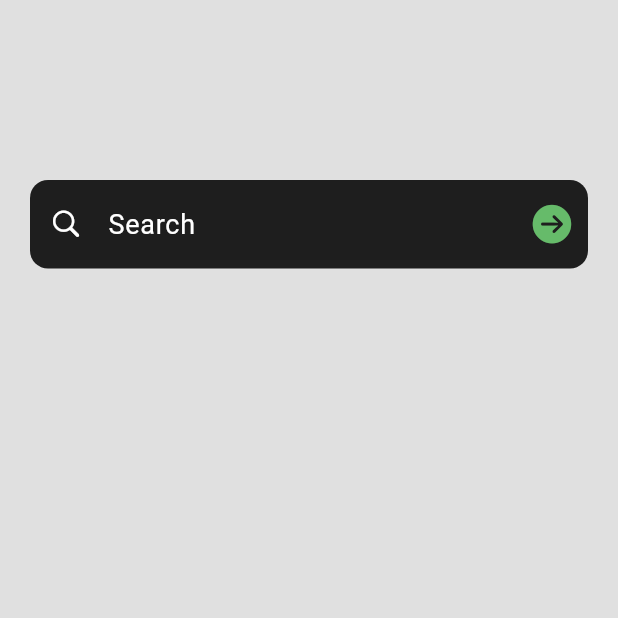
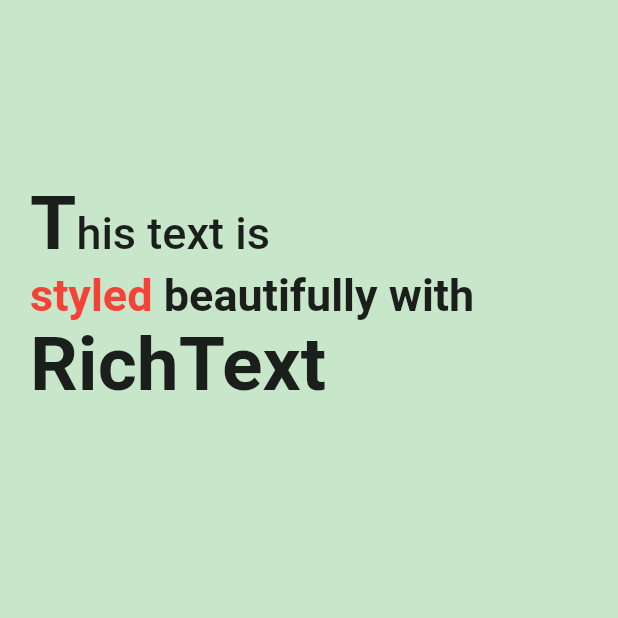
Before and after one commit to JunaidJameel/flutter_widgets, a Flutter app: the screen it shows after launch, on a phone screen of 412 x 824 dp, the top half of it. Run offline on Flutter 3.47's test engine with Material 3 defaults, Android fonts, the phone set to English and light mode, and no system bars.

Commit message:
RichText Widget

```diff
--- a/lib/home.dart
+++ b/lib/home.dart
@@ -1,5 +1,5 @@
 import 'package:flutter/material.dart';
-import 'package:flutter_widgets/widgets/textfield_widget_17.dart';
+import 'package:flutter_widgets/widgets/richText_widget_18.dart';
 
 class HomeView extends StatelessWidget {
   const HomeView({super.key});
@@ -7,15 +7,15 @@ class HomeView extends StatelessWidget {
   @override
   Widget build(BuildContext context) {
     return Scaffold(
-      backgroundColor: Colors.grey[300],
+      backgroundColor: Colors.green[100],
       body: Padding(
         padding: const EdgeInsets.symmetric(horizontal: 20.0, vertical: 120),
         child: SafeArea(
             bottom: false,
             child: Column(
               mainAxisAlignment: MainAxisAlignment.start,
-              crossAxisAlignment: CrossAxisAlignment.center,
-              children: [TextFieldWidget(), Row()],
+              crossAxisAlignment: CrossAxisAlignment.start,
+              children: [RichTextWidget(), Row()],
             )),
       ),
     );
--- /dev/null
+++ b/lib/widgets/richText_widget_18.dart
@@ -0,0 +1,37 @@
+import 'package:flutter/material.dart';
+
+class RichTextWidget extends StatelessWidget {
+  const RichTextWidget({super.key});
+
+  @override
+  Widget build(BuildContext context) {
+    return RichText(
+      text: TextSpan(
+          style: TextStyle(
+              fontSize: 30, fontWeight: FontWeight.w500, color: Colors.black87),
+          children: [
+            TextSpan(
+              text: 'T',
+              style: TextStyle(fontSize: 50, fontWeight: FontWeight.bold),
+            ),
+            TextSpan(
+              text: 'his text is',
+              style: TextStyle(fontSize: 30),
+            ),
+            TextSpan(
+              text: '\nstyled ',
+              style: TextStyle(
+                  fontSize: 30, color: Colors.red, fontWeight: FontWeight.w600),
+            ),
+            TextSpan(
+              text: 'beautifully with',
+              style: TextStyle(fontSize: 30, fontWeight: FontWeight.w600),
+            ),
+            TextSpan(
+              text: '\nRichText',
+              style: TextStyle(fontSize: 50, fontWeight: FontWeight.bold),
+            ),
+          ]),
+    );
+  }
+}
--- a/lib/widgets/textfield_widget_17.dart
+++ b/lib/widgets/textfield_widget_17.dart
@@ -10,23 +10,24 @@ class TextFieldWidget extends StatefulWidget {
 
 class _TextFieldWidgetState extends State<TextFieldWidget> {
   final _controller = TextEditingController();
+
   @override
   Widget build(BuildContext context) {
     return Column(
       children: [
         TextField(
           controller: _controller,
+          style: TextStyle(color: Colors.white, fontSize: 18),
           cursorColor: Colors.white,
-          style: TextStyle(color: Colors.white, fontSize: 18),
           decoration: InputDecoration(
             prefixIcon:
                 Icon(CupertinoIcons.search, color: Colors.white, size: 22),
             suffixIcon: Icon(CupertinoIcons.arrow_right_circle_fill,
                 color: Colors.green[400], size: 30),
+            hintText: 'Search',
+            hintStyle: TextStyle(color: Colors.white, fontSize: 18),
             fillColor: Colors.black87,
             filled: true,
-            hintText: 'Search',
-            hintStyle: TextStyle(color: Colors.white, fontSize: 18),
             enabledBorder: OutlineInputBorder(
               borderRadius: BorderRadius.circular(12),
               borderSide: BorderSide.none,
```
